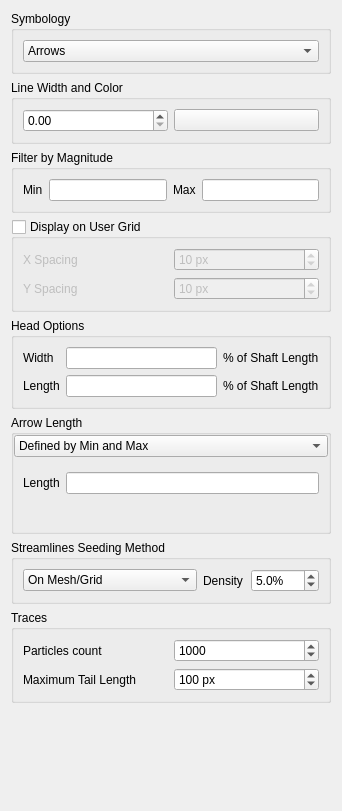
Above: src/ui/mesh/qgsmeshrenderervectorsettingswidgetbase.ui from qgis/QGIS before the change. Below: the same form after it.
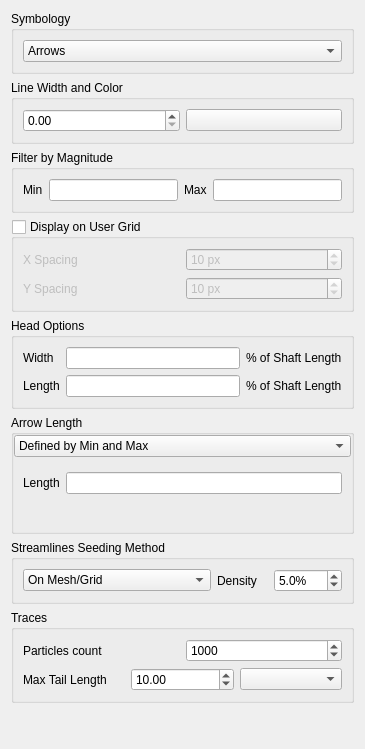
That is the form after the change. Custom widgets are drawn as their Qt base class.

Commit message: Fix line width issue and add unit widget for particle tail length

Patch:
```diff
--- a/src/ui/mesh/qgsmeshrenderervectorsettingswidgetbase.ui
+++ b/src/ui/mesh/qgsmeshrenderervectorsettingswidgetbase.ui
@@ -6,8 +6,8 @@
    <rect>
     <x>0</x>
     <y>0</y>
-    <width>342</width>
-    <height>811</height>
+    <width>365</width>
+    <height>749</height>
    </rect>
   </property>
   <property name="windowTitle">
@@ -444,29 +444,29 @@
         <item>
          <widget class="QLabel" name="label_3">
           <property name="text">
-           <string>Maximum Tail Length</string>
+           <string>Max Tail Length</string>
           </property>
          </widget>
         </item>
         <item>
-         <widget class="QSpinBox" name="mTracesMaxLengthSpinBox">
-          <property name="suffix">
-           <string> px</string>
-          </property>
+         <widget class="QDoubleSpinBox" name="mTracesMaxLengthSpinBox">
           <property name="minimum">
-           <number>1</number>
+           <double>1.000000000000000</double>
           </property>
           <property name="maximum">
-           <number>999999999</number>
+           <double>99999999999999.000000000000000</double>
           </property>
           <property name="singleStep">
            <number>10</number>
           </property>
           <property name="value">
-           <number>100</number>
+           <double>10.000000000000000</double>
           </property>
          </widget>
         </item>
+        <item>
+         <widget class="QgsUnitSelectionWidget" name="mTracesTailLengthMapUnitWidget"/>
+        </item>
        </layout>
       </item>
      </layout>
@@ -504,6 +504,11 @@
    <extends>QSpinBox</extends>
    <header>qgsspinbox.h</header>
   </customwidget>
+  <customwidget>
+   <class>QgsUnitSelectionWidget</class>
+   <extends>QComboBox</extends>
+   <header>qgsunitselectionwidget.h</header>
+  </customwidget>
  </customwidgets>
  <resources/>
  <connections/>
```
Left out of the diff: 2 changed lines with no effect on the pictures. The commit also changes 9 other files.
